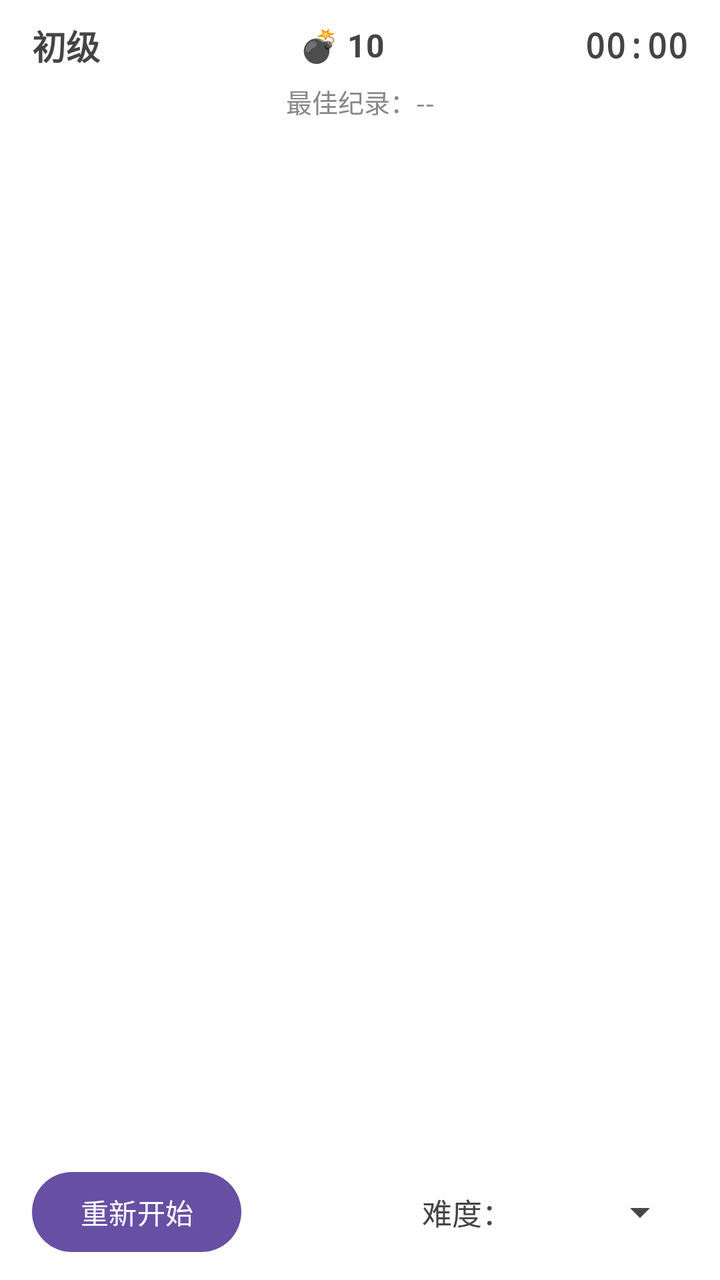
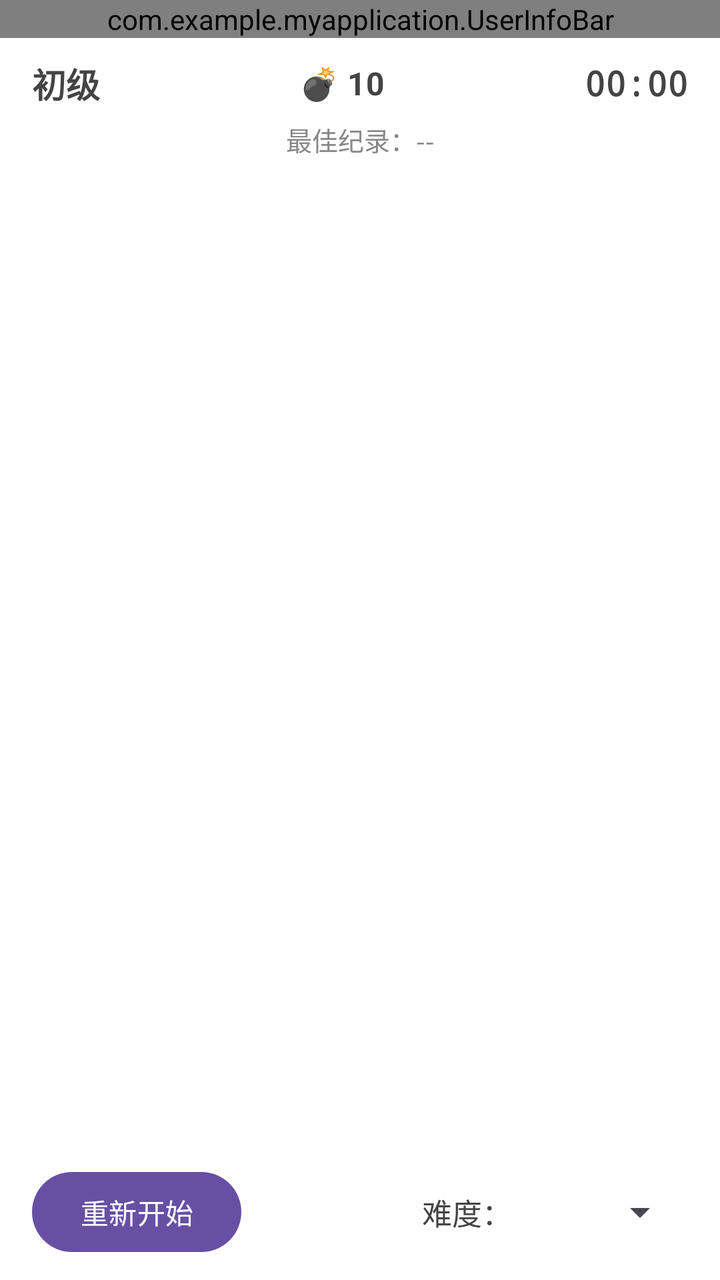

The first picture is an Android layout as it rendered before a commit; the second is the same layout after the commit. The layout source and the unified diff follow.
<!-- AndroidManifest.xml: application theme Theme.MyApplication -->
<!-- res/layout/activity_main.xml -->
<?xml version="1.0" encoding="utf-8"?>
<androidx.constraintlayout.widget.ConstraintLayout xmlns:android="http://schemas.android.com/apk/res/android"
    xmlns:app="http://schemas.android.com/apk/res-auto"
    xmlns:tools="http://schemas.android.com/tools"
    android:id="@+id/main"
    android:layout_width="match_parent"
    android:layout_height="match_parent"
    android:background="@android:color/white"
    tools:context=".MainActivity">

    <LinearLayout
        android:id="@+id/topBar"
        android:layout_width="0dp"
        android:layout_height="wrap_content"
        android:gravity="center_vertical"
        android:orientation="horizontal"
        android:paddingStart="16dp"
        android:paddingEnd="16dp"
        android:paddingTop="10dp"
        android:paddingBottom="4dp"
        app:layout_constraintEnd_toEndOf="parent"
        app:layout_constraintStart_toStartOf="parent"
        app:layout_constraintTop_toTopOf="parent">

        <TextView
            android:id="@+id/tvDifficulty"
            android:layout_width="wrap_content"
            android:layout_height="wrap_content"
            android:text="初级"
            android:textColor="#FF444444"
            android:textSize="17sp"
            android:textStyle="bold" />

        <TextView
            android:id="@+id/tvMines"
            android:layout_width="0dp"
            android:layout_height="wrap_content"
            android:layout_weight="1"
            android:gravity="center"
            android:text="💣 10"
            android:textColor="#FF444444"
            android:textSize="16sp"
            android:textStyle="bold" />

        <TextView
            android:id="@+id/tvTime"
            android:layout_width="wrap_content"
            android:layout_height="wrap_content"
            android:fontFamily="monospace"
            android:text="00:00"
            android:textColor="#FF444444"
            android:textSize="17sp"
            android:textStyle="bold" />
    </LinearLayout>

    <TextView
        android:id="@+id/tvBest"
        android:layout_width="wrap_content"
        android:layout_height="wrap_content"
        android:layout_marginTop="2dp"
        android:text="最佳纪录：--"
        android:textColor="#FF888888"
        android:textSize="13sp"
        app:layout_constraintEnd_toEndOf="parent"
        app:layout_constraintStart_toStartOf="parent"
        app:layout_constraintTop_toBottomOf="@id/topBar" />

    <HorizontalScrollView
        android:id="@+id/boardScroll"
        android:layout_width="0dp"
        android:layout_height="0dp"
        android:fillViewport="true"
        android:scrollbars="none"
        app:layout_constraintBottom_toTopOf="@id/bottomBar"
        app:layout_constraintEnd_toEndOf="parent"
        app:layout_constraintStart_toStartOf="parent"
        app:layout_constraintTop_toBottomOf="@id/tvBest">

        <ScrollView
            android:id="@+id/vScroll"
            android:layout_width="wrap_content"
            android:layout_height="match_parent"
            android:scrollbars="none">

            <androidx.recyclerview.widget.RecyclerView
                android:id="@+id/grid"
                android:layout_width="wrap_content"
                android:layout_height="wrap_content"
                android:overScrollMode="never" />
        </ScrollView>
    </HorizontalScrollView>

    <LinearLayout
        android:id="@+id/bottomBar"
        android:layout_width="0dp"
        android:layout_height="wrap_content"
        android:gravity="center_vertical"
        android:orientation="horizontal"
        android:paddingStart="16dp"
        android:paddingEnd="16dp"
        android:paddingTop="8dp"
        android:paddingBottom="10dp"
        app:layout_constraintBottom_toBottomOf="parent"
        app:layout_constraintEnd_toEndOf="parent"
        app:layout_constraintStart_toStartOf="parent">

        <com.google.android.material.button.MaterialButton
            android:id="@+id/btnRestart"
            android:layout_width="wrap_content"
            android:layout_height="wrap_content"
            android:text="重新开始" />

        <View
            android:layout_width="0dp"
            android:layout_height="1dp"
            android:layout_weight="1" />

        <TextView
            android:layout_width="wrap_content"
            android:layout_height="wrap_content"
            android:text="难度："
            android:textColor="#FF444444"
            android:textSize="15sp" />

        <Spinner
            android:id="@+id/spinnerDifficulty"
            android:layout_width="wrap_content"
            android:layout_height="wrap_content"
            android:minWidth="88dp" />
    </LinearLayout>
</androidx.constraintlayout.widget.ConstraintLayout>
<!-- resources referenced by this layout -->
<resources>
  <style name="Theme.MyApplication" parent="Base.Theme.MyApplication" />
  <style name="Base.Theme.MyApplication" parent="Theme.Material3.Light.NoActionBar">
      </style>
</resources>

<!-- the commit's change to res/layout/activity_main.xml (unified diff, before → after) -->
@@ -7,6 +7,14 @@
     android:layout_height="match_parent"
     android:background="@android:color/white"
     tools:context=".MainActivity">
+
+    <com.example.myapplication.UserInfoBar
+        android:id="@+id/userInfoBar"
+        android:layout_width="0dp"
+        android:layout_height="wrap_content"
+        app:layout_constraintEnd_toEndOf="parent"
+        app:layout_constraintStart_toStartOf="parent"
+        app:layout_constraintTop_toTopOf="parent" />
 
     <LinearLayout
         android:id="@+id/topBar"
@@ -20,7 +28,7 @@
         android:paddingBottom="4dp"
         app:layout_constraintEnd_toEndOf="parent"
         app:layout_constraintStart_toStartOf="parent"
-        app:layout_constraintTop_toTopOf="parent">
+        app:layout_constraintTop_toBottomOf="@id/userInfoBar">
 
         <TextView
             android:id="@+id/tvDifficulty"
